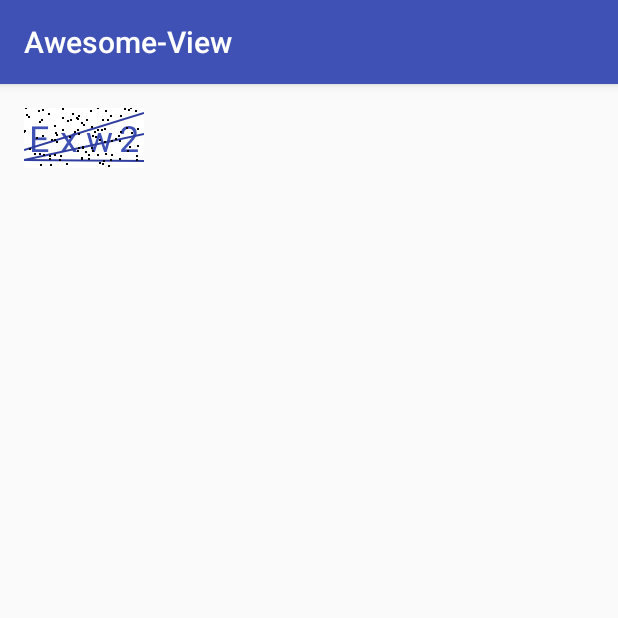
After one commit to shucc/Awesome_View, an Android app: the CodesActivity screen opened directly, with no data from a screen before it, on a phone screen of 412 x 824 dp, the top half of it. The commit adds this screen. Run offline under Robolectric (Android 15) with nearby library versions, the phone set to English and light mode, and no system bars.

Commit message:
add CodesView

```diff
--- a/app/src/main/AndroidManifest.xml
+++ b/app/src/main/AndroidManifest.xml
@@ -18,7 +18,8 @@
         <activity android:name=".CircleActivity" />
         <activity android:name=".SideslipActivity" />
         <activity android:name=".HorizontalActivity" />
-        <activity android:name=".SwitchActivity"></activity>
+        <activity android:name=".SwitchActivity" />
+        <activity android:name=".CodesActivity" />
     </application>
 
 </manifest>
--- /dev/null
+++ b/app/src/main/java/org/cchao/awesome/CodesActivity.java
@@ -0,0 +1,17 @@
+package org.cchao.awesome;
+
+import android.os.Bundle;
+import android.support.v7.app.AppCompatActivity;
+
+/**
+ * Created by chenchao on 16/6/13.
+ * cc@cchao.org
+ */
+public class CodesActivity extends AppCompatActivity {
+
+    @Override
+    public void onCreate(Bundle savedInstanceState) {
+        super.onCreate(savedInstanceState);
+        setContentView(R.layout.activity_codes);
+    }
+}
--- a/app/src/main/java/org/cchao/awesome/widget/CircleProgressView.java
+++ b/app/src/main/java/org/cchao/awesome/widget/CircleProgressView.java
@@ -15,6 +15,8 @@ import org.cchao.awesome.R;
 
 /**
  * Created by chenchao on 16/2/17.
+ * cc@cchao.org
+ * 圆形进度条
  */
 public class CircleProgressView extends View {
 
--- /dev/null
+++ b/app/src/main/java/org/cchao/awesome/widget/CodesView.java
@@ -0,0 +1,175 @@
+package org.cchao.awesome.widget;
+
+import android.content.Context;
+import android.content.res.TypedArray;
+import android.graphics.Canvas;
+import android.graphics.Color;
+import android.graphics.Paint;
+import android.graphics.Rect;
+import android.util.AttributeSet;
+import android.util.TypedValue;
+import android.view.MotionEvent;
+import android.view.View;
+
+import org.cchao.awesome.R;
+
+import java.util.Random;
+
+/**
+ * Created by chenchao on 16/6/12.
+ * cc@cchao.org
+ * 验证码
+ */
+public class CodesView extends View {
+
+    private static final char[] CHARS = {
+            '0', '1', '2', '3', '4', '5', '6', '7', '8', '9',
+            'a', 'b', 'c', 'd', 'e', 'f', 'g', 'h', 'j', 'k', 'l', 'm',
+            'n', 'p', 'q', 'r', 's', 't', 'u', 'v', 'w', 'x', 'y', 'z',
+            'A', 'B', 'C', 'D', 'E', 'F', 'G', 'H', 'I', 'J', 'K', 'L', 'M',
+            'N', 'P', 'Q', 'R', 'S', 'T', 'U', 'V', 'W', 'X', 'Y', 'Z'
+    };
+
+    private int width;
+    private int height;
+
+    //验证码字体颜色
+    private int codeTextColor;
+
+    //验证码字体大小
+    private int codeTextSize;
+
+    //验证码数目
+    private int codeTextNum;
+
+    //遮盖线颜色
+    private int lineColor;
+
+    //遮盖线宽度
+    private int lineSize;
+
+    //遮盖线数目
+    private int lineNum;
+
+    //遮盖点颜色
+    private int pointColor;
+
+    //遮盖点数目
+    private int pointNum;
+
+    //验证码
+    private String code;
+
+    private Paint paint;
+    private Paint textPaint;
+    private Rect textRect;
+
+    private Random random;
+
+    public CodesView(Context context) {
+        this(context, null);
+    }
+
+    public CodesView(Context context, AttributeSet attrs) {
+        this(context, attrs, 0);
+    }
+
+    public CodesView(Context context, AttributeSet attrs, int defStyle) {
+        super(context, attrs, defStyle);
+
+        TypedArray typedArray = context.getTheme().obtainStyledAttributes(attrs, R.styleable.CodesView, defStyle, 0);
+        codeTextColor = typedArray.getColor(R.styleable.CodesView_codeTextColor, Color.parseColor("#c13a2c"));
+        codeTextSize = typedArray.getDimensionPixelSize(R.styleable.CodesView_codeTextSize, (int) TypedValue.applyDimension(
+                TypedValue.COMPLEX_UNIT_SP, 16, getResources().getDisplayMetrics()));
+        codeTextNum = typedArray.getInteger(R.styleable.CodesView_codeTextNum, 4);
+        lineColor = typedArray.getColor(R.styleable.CodesView_codeLineColor, Color.RED);
+        lineSize = typedArray.getDimensionPixelSize(R.styleable.CodesView_codeLineSize, (int) TypedValue.applyDimension(
+                TypedValue.COMPLEX_UNIT_DIP, 1, getResources().getDisplayMetrics()));
+        lineNum = typedArray.getInteger(R.styleable.CodesView_codeLineNum, 1);
+        pointColor = typedArray.getColor(R.styleable.CodesView_codePointColor, Color.BLACK);
+        pointNum = typedArray.getInteger(R.styleable.CodesView_codePointNum, 1);
+        typedArray.recycle();
+
+        paint = new Paint();
+        textPaint = new Paint(Paint.ANTI_ALIAS_FLAG);
+        textRect = new Rect();
+        random = new Random();
+    }
+
+    @Override
+    protected void onDraw(Canvas canvas) {
+        code = createCode();
+        width = getWidth();
+        height = getHeight();
+        int widthEach = width / codeTextNum;
+        //画验证码字符
+        for (int i = 0; i < code.length(); i++) {
+            textRect = new Rect(widthEach * i, 0, widthEach * (i + 1), height);
+            textPaint.setColor(Color.TRANSPARENT);
+            canvas.drawRect(textRect, textPaint);
+            Paint.FontMetricsInt fontMetrics = textPaint.getFontMetricsInt();
+            int baseline = (textRect.bottom + textRect.top - fontMetrics.bottom - fontMetrics.top) / 2;
+            // 下面这行是实现水平居中，drawText传入targetRect.centerX()
+            textPaint.setTextAlign(Paint.Align.CENTER);
+            float skewX = random.nextInt(11) / 10;
+            skewX = random.nextBoolean() ? skewX : -skewX;
+            textPaint.setTextSkewX(skewX);
+            textPaint.setColor(codeTextColor);
+            textPaint.setTextSize(codeTextSize);
+            canvas.drawText(code.charAt(i) + "", textRect.centerX(), baseline, textPaint);
+        }
+        //画遮盖线
+        for (int i = 0; i < lineNum; i++) {
+            drawLine(canvas, paint);
+        }
+        //画遮盖点
+        for (int i = 0; i < pointNum; i++) {
+            drawPoint(canvas, paint);
+        }
+    }
+
+    @Override
+    public boolean onTouchEvent(MotionEvent event) {
+        if (event.getAction() == MotionEvent.ACTION_UP) {
+            postInvalidate();
+        }
+        return true;
+    }
+
+    /**
+     * 画遮盖线
+     * @param canvas
+     * @param paint
+     */
+    private void drawLine(Canvas canvas, Paint paint) {
+        int startX = 0;
+        int startY = random.nextInt(height);
+        int stopX = width;
+        int stopY = random.nextInt(height);
+        paint.setStrokeWidth(lineSize);
+        paint.setColor(lineColor);
+        canvas.drawLine(startX, startY, stopX, stopY, paint);
+    }
+
+    /**
+     * 画遮盖点
+     * @param canvas
+     * @param paint
+     */
+    private void drawPoint(Canvas canvas, Paint paint) {
+        paint.setColor(pointColor);
+        canvas.drawPoint(random.nextInt(width), random.nextInt(height), paint);
+    }
+
+    private String createCode() {
+        StringBuilder buffer = new StringBuilder();
+        for (int i = 0; i < codeTextNum; i++) {
+            buffer.append(CHARS[random.nextInt(CHARS.length)]);
+        }
+        return buffer.toString();
+    }
+
+    public String getCode() {
+        return code;
+    }
+}
--- a/app/src/main/java/org/cchao/awesome/widget/HorizontalProgressView.java
+++ b/app/src/main/java/org/cchao/awesome/widget/HorizontalProgressView.java
@@ -14,6 +14,7 @@ import org.cchao.awesome.R;
 /**
  * Created by chenchao on 16/5/30.
  * cc@cchao.org
+ * 横向进度条
  */
 public class HorizontalProgressView extends View {
 
--- a/app/src/main/java/org/cchao/awesome/widget/SwitchButton.java
+++ b/app/src/main/java/org/cchao/awesome/widget/SwitchButton.java
@@ -14,6 +14,11 @@ import android.view.View;
 import org.cchao.awesome.LogUtil;
 import org.cchao.awesome.R;
 
+/**
+ * Created by chenchao on 16/6/12.
+ * cc@cchao.org
+ * 开关按钮
+ */
 public class SwitchButton extends View {
 
     //选中时背景色
--- /dev/null
+++ b/app/src/main/res/layout/activity_codes.xml
@@ -0,0 +1,23 @@
+<?xml version="1.0" encoding="utf-8"?>
+<LinearLayout xmlns:android="http://schemas.android.com/apk/res/android"
+    xmlns:app="http://schemas.android.com/apk/res-auto"
+    android:orientation="vertical"
+    android:layout_width="match_parent"
+    android:layout_height="match_parent">
+
+    <org.cchao.awesome.widget.CodesView
+        android:background="@android:color/white"
+        android:layout_margin="16dp"
+        android:layout_width="80dp"
+        android:layout_height="40dp"
+
+        app:codeTextColor="@color/colorPrimary"
+        app:codeTextSize="24sp"
+        app:codeTextNum="4"
+        app:codeLineColor="@color/colorPrimaryDark"
+        app:codeLineSize="1dp"
+        app:codeLineNum="3"
+        app:codePointColor="@android:color/black"
+        app:codePointNum="100"/>
+
+</LinearLayout>
```
Also changed, not shown: app/src/main/java/org/cchao/awesome/MainActivity.java (+7 -1 lines), app/src/main/res/layout/activity_main.xml (+7 -1 lines), app/src/main/res/layout/activity_switch.xml (+10 -0 lines), app/src/main/res/values/attrs.xml (+15 -0 lines), 1 other file.
